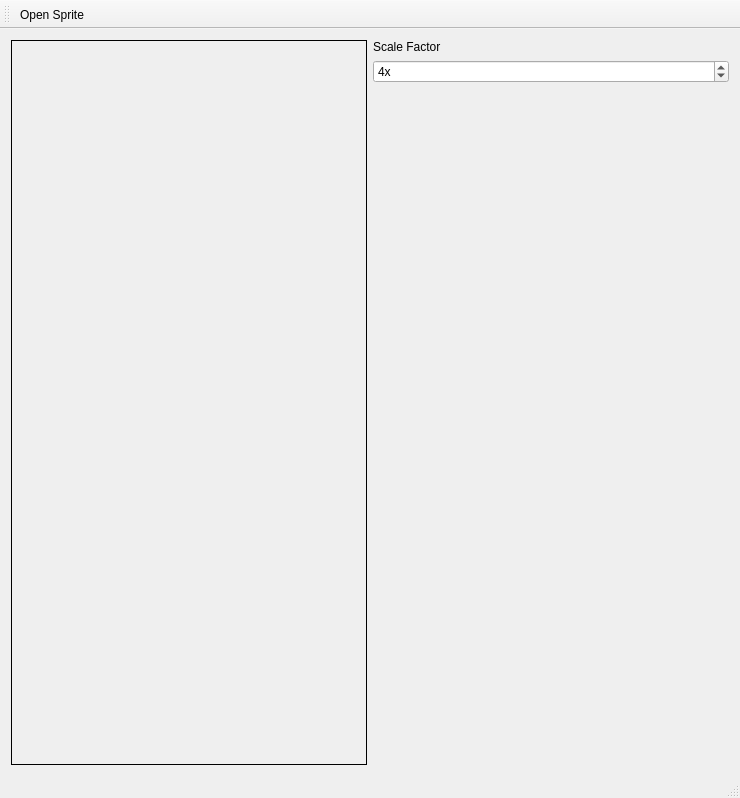
ifschleife/SpriteEditor, file mainwindow.ui: the form before one commit.
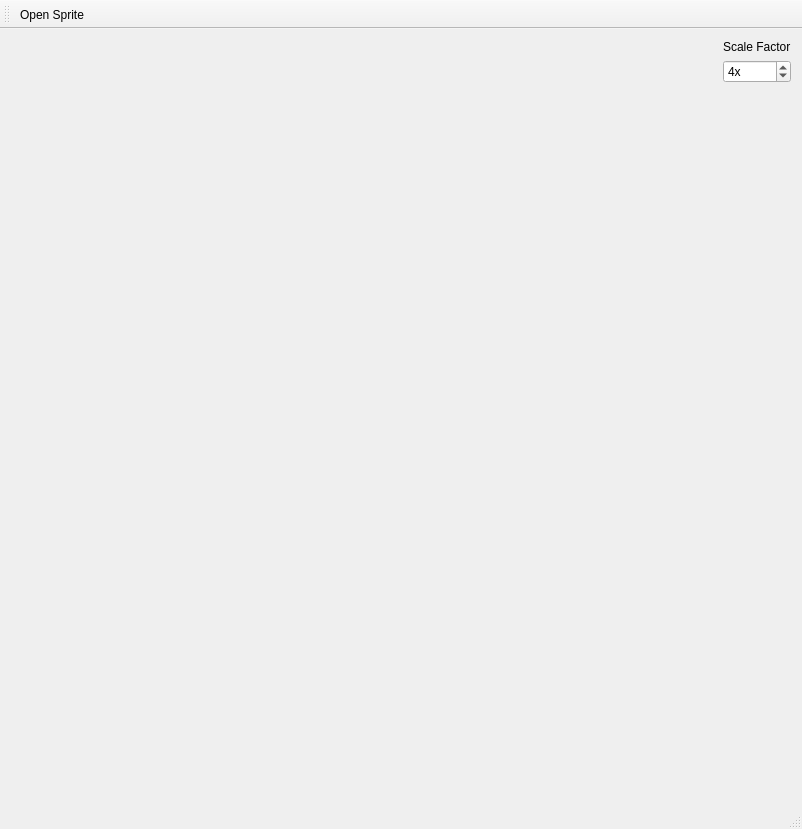
The form after the commit. Icons and pictures are not drawn. Custom widgets are drawn as their Qt base class.

Commit message: Painting works with a hard-coded red pen. Seems to be offset though and does not work nicely when window is resized.

```diff
--- a/mainwindow.ui
+++ b/mainwindow.ui
@@ -6,8 +6,8 @@
    <rect>
     <x>0</x>
     <y>0</y>
-    <width>740</width>
-    <height>798</height>
+    <width>802</width>
+    <height>829</height>
    </rect>
   </property>
   <property name="windowTitle">
@@ -20,6 +20,34 @@
       <item>
        <layout class="QVBoxLayout" name="verticalLayout_2">
         <item>
+         <spacer name="verticalSpacer_2">
+          <property name="orientation">
+           <enum>Qt::Vertical</enum>
+          </property>
+          <property name="sizeHint" stdset="0">
+           <size>
+            <width>20</width>
+            <height>40</height>
+           </size>
+          </property>
+         </spacer>
+        </item>
+        <item>
+         <layout class="QHBoxLayout" name="horizontalLayout_2">
+          <item>
+           <spacer name="horizontalSpacer_2">
+            <property name="orientation">
+             <enum>Qt::Horizontal</enum>
+            </property>
+            <property name="sizeHint" stdset="0">
+             <size>
+              <width>40</width>
+              <height>20</height>
+             </size>
+            </property>
+           </spacer>
+          </item>
+          <item>
          <widget class="SpriteArea" name="labelSpriteArea">
           <property name="sizePolicy">
            <sizepolicy hsizetype="Preferred" vsizetype="Preferred">
@@ -42,8 +70,11 @@
           <property name="frameShape">
            <enum>QFrame::Box</enum>
           </property>
+            <property name="lineWidth">
+             <number>0</number>
+            </property>
           <property name="midLineWidth">
-           <number>1</number>
+             <number>0</number>
           </property>
           <property name="text">
            <string/>
@@ -57,7 +88,41 @@
           <property name="alignment">
            <set>Qt::AlignCenter</set>
           </property>
-         </widget>
+            <property name="margin">
+             <number>0</number>
+            </property>
+            <property name="indent">
+             <number>0</number>
+            </property>
+           </widget>
+          </item>
+          <item>
+           <spacer name="horizontalSpacer">
+            <property name="orientation">
+             <enum>Qt::Horizontal</enum>
+            </property>
+            <property name="sizeHint" stdset="0">
+             <size>
+              <width>40</width>
+              <height>20</height>
+             </size>
+            </property>
+           </spacer>
+          </item>
+         </layout>
+        </item>
+        <item>
+         <spacer name="verticalSpacer_3">
+          <property name="orientation">
+           <enum>Qt::Vertical</enum>
+          </property>
+          <property name="sizeHint" stdset="0">
+           <size>
+            <width>20</width>
+            <height>40</height>
+           </size>
+          </property>
+         </spacer>
         </item>
        </layout>
       </item>
```
Left out of the diff: 2 changed lines with no effect on the pictures. Lines whose indentation alone changed are shown as unchanged. The commit also changes 2 other files.
